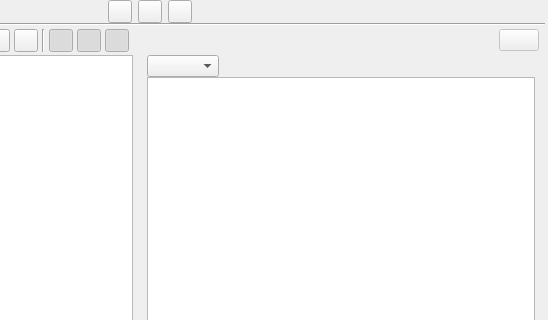
Old version of the form ui/scenes_view.ui in the repository zkovari/plotlyst; both pictures show x 248 to 796 and y 0 to 320 of the 796 by 664 pixel window.
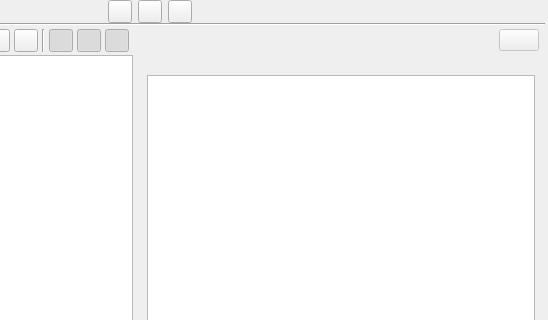
New version of the form. The open tabs and pages were chosen to show the change. Custom widgets are drawn as their Qt base class.

The edit to the form file:
```diff
--- a/ui/scenes_view.ui
+++ b/ui/scenes_view.ui
@@ -547,22 +547,6 @@
                    <property name="spacing">
                     <number>1</number>
                    </property>
-                   <item alignment="Qt::AlignTop">
-                    <widget class="QComboBox" name="comboBox">
-                     <property name="sizePolicy">
-                      <sizepolicy hsizetype="Minimum" vsizetype="Fixed">
-                       <horstretch>0</horstretch>
-                       <verstretch>0</verstretch>
-                      </sizepolicy>
-                     </property>
-                     <property name="maximumSize">
-                      <size>
-                       <width>150</width>
-                       <height>16777215</height>
-                      </size>
-                     </property>
-                    </widget>
-                   </item>
                    <item>
                     <widget class="QWidget" name="wdgProgressCharts" native="true">
                      <property name="sizePolicy">
```
Left out of the diff: 2 changed lines with no effect on the pictures.
